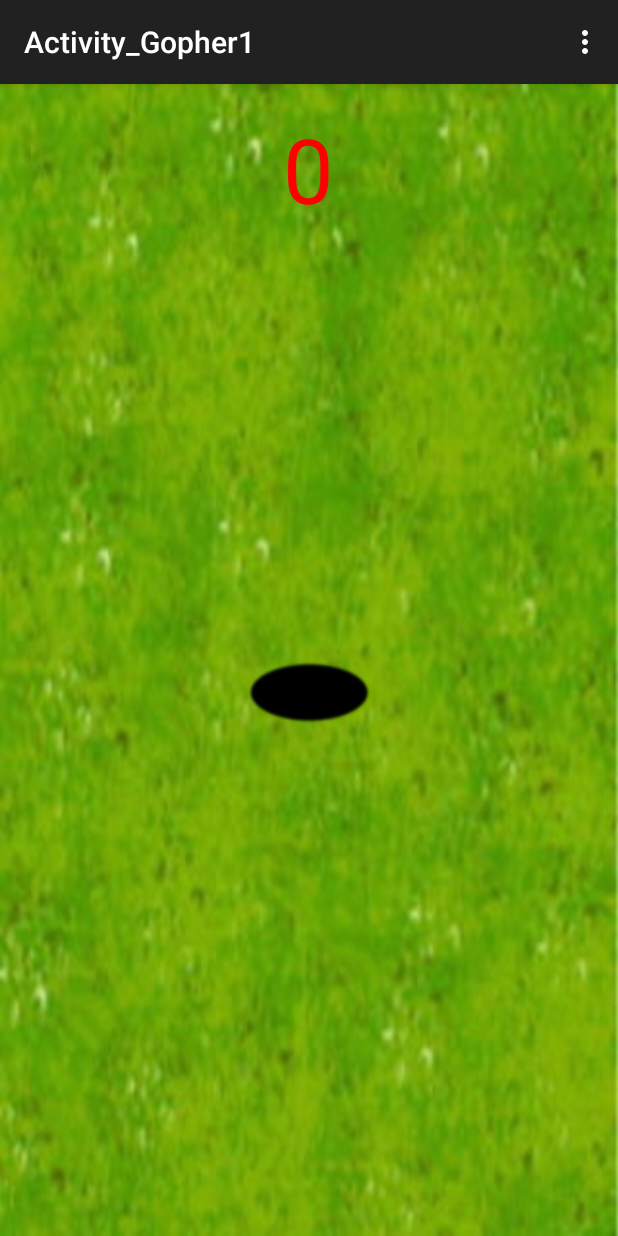
After one commit to Clairehuei/MyCCE, an Android app: the Activity_Gopher1 screen opened directly, with no data from a screen before it, on a phone screen of 412 x 824 dp. The commit adds this screen. Run offline under Robolectric (Android 15) with nearby library versions, the light colour scheme and no system bars; pictures from the network do not load.

Commit message:
新增 實作打地鼠遊戲

```diff
--- a/app/src/main/AndroidManifest.xml
+++ b/app/src/main/AndroidManifest.xml
@@ -146,6 +146,10 @@
             android:name=".Activity_fragment2"
             android:label="@string/title_activity_activity_fragment2" >
         </activity>
+        <activity
+            android:name=".Activity_Gopher1"
+            android:label="@string/title_activity_activity__gopher1" >
+        </activity>
     </application>
 
 </manifest>
--- /dev/null
+++ b/app/src/main/java/com/codekitchen/allen/mycce/Activity_Gopher1.java
@@ -0,0 +1,154 @@
+package com.codekitchen.allen.mycce;
+
+import android.media.AudioAttributes;
+import android.media.AudioManager;
+import android.media.SoundPool;
+import android.os.Build;
+import android.os.CountDownTimer;
+import android.support.v7.app.AppCompatActivity;
+import android.os.Bundle;
+import android.os.Handler;
+import android.view.Menu;
+import android.view.MenuItem;
+import android.view.MotionEvent;
+import android.view.View;
+import android.widget.ImageView;
+import android.widget.TextView;
+
+public class Activity_Gopher1 extends AppCompatActivity {
+
+    private ImageView imageView;
+    private TextView textView;
+    private int[] gopher;
+    private boolean play;
+    private Handler handler;
+    private GopherSprite g1;
+    private SoundPool soundPool;
+    private int touchId;
+    private int score;
+
+    @Override
+    protected void onCreate(Bundle savedInstanceState) {
+        super.onCreate(savedInstanceState);
+        setContentView(R.layout.activity__gopher1);
+
+        imageView = (ImageView) findViewById(R.id.imageView);
+        textView = (TextView) findViewById(R.id.textView);
+
+        // 建立地鼠輪詢陣列
+        gopher = new int[] {R.drawable.hole,
+                R.drawable.mole1, R.drawable.mole2, R.drawable.mole3,
+                R.drawable.mole2, R.drawable.mole1, R.drawable.hole};
+        handler = new Handler();
+
+        // 建立地鼠遊戲物件
+        g1 = new GopherSprite(imageView);
+        // 建立音效池
+        buildSoundPool();
+        // 註冊 onTouch 監聽器
+        imageView.setOnTouchListener(new GopherOnTouchListener());
+    }
+
+
+    private class GopherSprite implements Runnable {
+        ImageView imageView;
+        int idx;
+        boolean hit;
+        GopherSprite(ImageView imageView) {
+            this.imageView = imageView;
+        }
+        @Override
+        public void run() {
+            draw();
+        }
+        private void draw() {
+            if(!play) {
+                return;
+            }
+            if(hit) {
+                imageView.setImageResource(R.drawable.mole4);
+                hit = false;
+                idx = 0;
+                handler.postDelayed(this, 1000);
+            } else {
+                idx = idx % gopher.length;
+                imageView.setImageResource(gopher[idx]);
+                handler.postDelayed(this, 300);
+                idx = ++idx % gopher.length;
+            }
+        }
+    }
+
+    private class GopherOnTouchListener implements View.OnTouchListener {
+        @Override
+        public boolean onTouch(View v, MotionEvent event) {
+            if(play && event.getAction() == MotionEvent.ACTION_DOWN) {
+                if(gopher[g1.idx] == R.drawable.mole2 ||
+                        gopher[g1.idx] == R.drawable.mole3) {
+                    g1.hit = true;
+                    soundPool.play(touchId, 1.0F, 1.0F, 0, 0, 1.0F);
+                    textView.setText(String.valueOf(++score));
+                } else {
+                    textView.setText(String.valueOf(--score));
+                }
+            }
+            return false;
+        }
+    }
+
+    // 建立音效池
+    private void buildSoundPool() {
+        if(Build.VERSION.SDK_INT >= Build.VERSION_CODES.LOLLIPOP) {
+            AudioAttributes attr = new AudioAttributes.Builder()
+                    .setContentType(AudioAttributes.CONTENT_TYPE_MUSIC)
+                    .setUsage(AudioAttributes.USAGE_GAME)
+                    .build();
+
+            soundPool = new SoundPool.Builder()
+                    .setMaxStreams(10)
+                    .setAudioAttributes(attr)
+                    .build();
+        } else {
+            soundPool = new SoundPool(10, AudioManager.STREAM_MUSIC, 0);
+        }
+        touchId = soundPool.load(this, R.raw.touch, 1);
+
+    }
+    @Override
+    public boolean onCreateOptionsMenu(Menu menu) {
+        getMenuInflater().inflate(R.menu.menu_activity__gopher1, menu);
+        return true;
+    }
+
+    @Override
+    public boolean onOptionsItemSelected(final MenuItem item) {
+        int id = item.getItemId();
+
+        if (id == R.id.action_settings) {
+            play = true;
+            score = 0;
+            textView.setText("0");
+            item.setEnabled(false);
+            new CountDownTimer(10000, 1000){
+                @Override
+                public void onFinish() {
+                    play = false;
+                    item.setEnabled(true);
+                    setTitle("剩餘時間：0");
+                }
+                @Override
+                public void onTick(long millisUntilFinished) {
+                    setTitle("剩餘時間：" + millisUntilFinished/1000);
+                }
+
+            }.start();
+            handler.post(g1);
+            return true;
+        }
+
+        return super.onOptionsItemSelected(item);
+    }
+
+
+
+}
--- /dev/null
+++ b/app/src/main/res/layout/activity__gopher1.xml
@@ -0,0 +1,31 @@
+<RelativeLayout
+    xmlns:android="http://schemas.android.com/apk/res/android"
+    xmlns:tools="http://schemas.android.com/tools"
+    android:layout_width="match_parent"
+    android:layout_height="match_parent"
+    android:paddingLeft="@dimen/activity_horizontal_margin"
+    android:paddingRight="@dimen/activity_horizontal_margin"
+    android:paddingTop="@dimen/activity_vertical_margin"
+    android:background="@drawable/bg"
+    android:paddingBottom="@dimen/activity_vertical_margin"
+    tools:context=".MainActivity">
+
+    <ImageView
+        android:layout_width="wrap_content"
+        android:layout_height="wrap_content"
+        android:id="@+id/imageView"
+        android:layout_centerVertical="true"
+        android:layout_centerHorizontal="true"
+        android:src="@drawable/hole" />
+
+    <TextView
+        android:layout_width="wrap_content"
+        android:layout_height="wrap_content"
+        android:textSize="60dip"
+        android:textColor="#FFFF0000"
+        android:text="0"
+        android:id="@+id/textView"
+        android:layout_alignParentTop="true"
+        android:layout_centerHorizontal="true" />
+
+</RelativeLayout>
--- a/app/src/main/res/layout/activity_main.xml
+++ b/app/src/main/res/layout/activity_main.xml
@@ -66,7 +66,7 @@
             android:id="@+id/fourNineTry"
             style="@style/MainButton"
             android:drawableTop="@drawable/btn_ball_fire"
-            tools:text="@string/fourNineTry"
+            android:text="地鼠1"
             app:layout_gravity="center" />
 
         <Button
--- /dev/null
+++ b/app/src/main/res/menu/menu_activity__gopher1.xml
@@ -0,0 +1,7 @@
+<menu xmlns:android="http://schemas.android.com/apk/res/android"
+    xmlns:app="http://schemas.android.com/apk/res-auto"
+    xmlns:tools="http://schemas.android.com/tools"
+    tools:context="com.codekitchen.allen.mycce.Activity_Gopher1">
+    <item android:id="@+id/action_settings" android:title="@string/action_settings"
+        android:orderInCategory="100" app:showAsAction="never" />
+</menu>
--- a/app/src/main/res/values/strings.xml
+++ b/app/src/main/res/values/strings.xml
@@ -40,6 +40,7 @@
 <!-- TODO: Remove or change this placeholder text -->
     <string name="hello_blank_fragment">Hello blank fragment</string>
     <string name="title_activity_activity_fragment2">Activity_fragment2</string>
+    <string name="title_activity_activity__gopher1">Activity_Gopher1</string>
 
 
 </resources>
```
Also changed, not shown: app/src/main/java/com/codekitchen/allen/mycce/MainActivity.java (+7 -0 lines), app/src/main/res/drawable-mdpi/bg.jpg (added), app/src/main/res/drawable-mdpi/hole.png (added), app/src/main/res/drawable-mdpi/mole1.png (added), app/src/main/res/drawable-mdpi/mole2.png (added), app/src/main/res/drawable-mdpi/mole3.png (added), app/src/main/res/drawable-mdpi/mole4.png (added), 2 other files.
